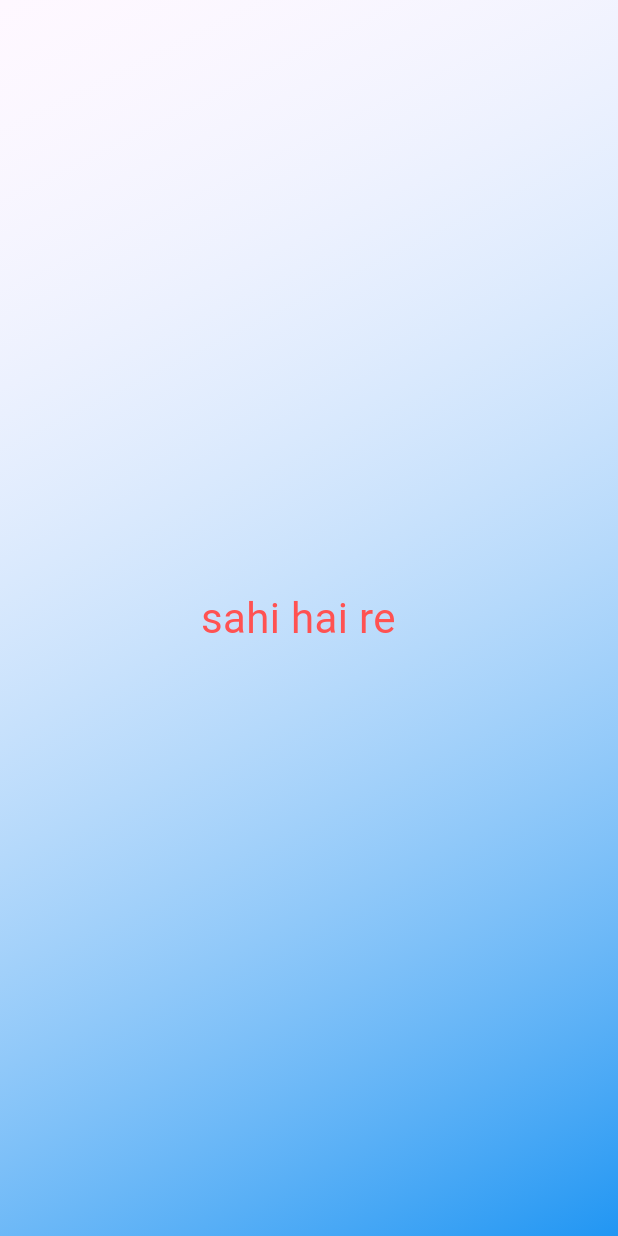
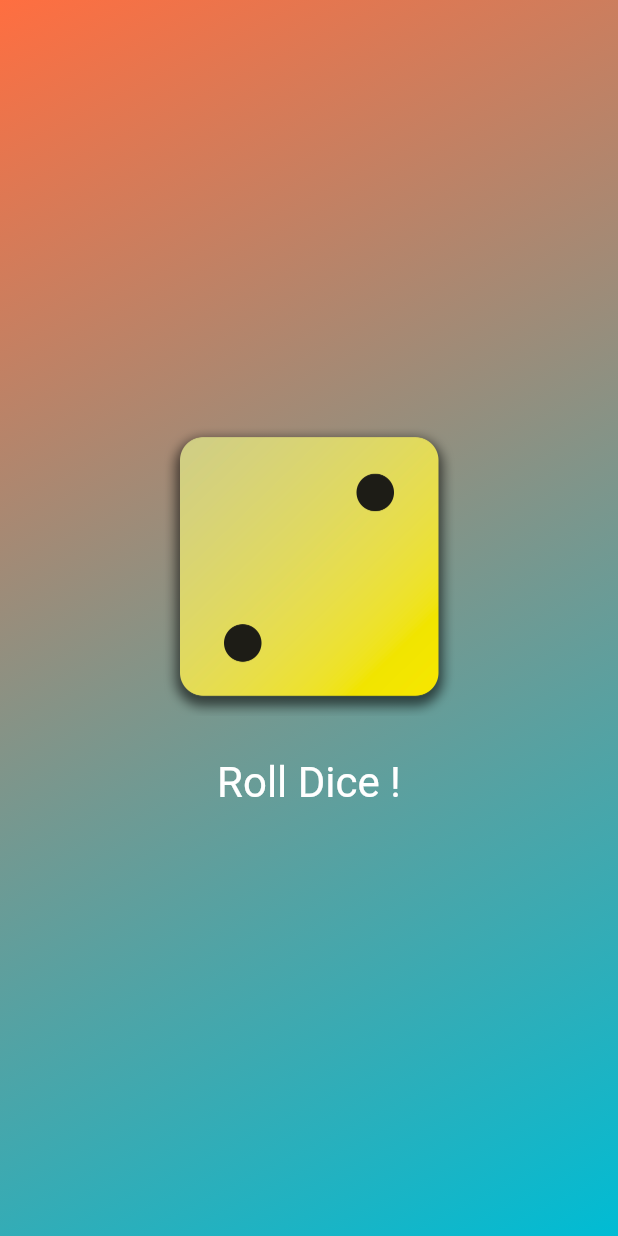
Before and after one commit to airspeedmph/flutter_basics, a Flutter app: the screen it shows after launch, on a phone screen of 412 x 824 dp. Run offline on Flutter 3.47's test engine with Material 3 defaults, Android fonts, the phone set to English and light mode, and no system bars.

Commit message:
added 3 new files

```diff
--- /dev/null
+++ b/lib/dice_roller.dart
@@ -0,0 +1,43 @@
+import 'package:flutter/material.dart';
+import 'dart:math';
+
+final  randomizer = Random();
+
+class DiceRoller extends StatefulWidget {
+ const  DiceRoller({super.key});
+  @override
+  State<StatefulWidget> createState() {
+    return _DiceRoller();
+  }
+}
+
+class _DiceRoller extends State<DiceRoller> {
+  var currentDiceRoll = 2;
+
+  void rollDice() {
+    setState(() {
+      currentDiceRoll = randomizer.nextInt(6) + 1;
+    });
+  }
+
+  @override
+  Widget build(BuildContext context) {
+    return Column(
+      mainAxisSize: MainAxisSize.min,
+      children: [
+        Image.asset('assets/images/dice-$currentDiceRoll.png', width: 200),
+        const SizedBox(height: 20),
+        TextButton(
+          onPressed: rollDice,
+          style: TextButton.styleFrom(
+            // padding: EdgeInsets.only(
+            //   top: 20),
+            foregroundColor: Colors.white,
+            textStyle: const TextStyle(fontSize: 28),
+          ),
+          child: const Text("Roll Dice !"),
+        ),
+      ],
+    );
+  }
+}
--- a/lib/gradient_container.dart
+++ b/lib/gradient_container.dart
@@ -1,24 +1,49 @@
 import 'package:flutter/material.dart';
+import 'package:new_basics/dice_roller.dart';
+// import 'package:new_basics/styled_text.dart';
 
-class ContainerGradient extends StatelessWidget {
-  const ContainerGradient({super.key});
+const startAlignment = Alignment.topLeft;
+const endAlignment = Alignment.bottomRight;
+
+class GradientContainer extends StatelessWidget {
+ const  GradientContainer(this.color1, this.color2, {super.key});
+  final Color color1;
+  final Color color2;
+
+
+
   @override
-  Widget build(context) {
+  Widget build(BuildContext context) {
     return Container(
       decoration: BoxDecoration(
         gradient: LinearGradient(
-          colors: [Colors.white10, Colors.blue],
-
-          begin: Alignment.topLeft,
-          end: Alignment.bottomRight,
+          begin: startAlignment,
+          end: endAlignment,
+          colors: [color1, color2],
         ),
       ),
       child: Center(
-        child: Text(
-          "sahi hai re  ",
-          style: TextStyle(color: Colors.redAccent, fontSize: 28),
-        ),
+        child: DiceRoller()
       ),
     );
   }
 }
+
+// class GradientContainer extends StatelessWidget {
+//   const GradientContainer(this.colors,{super.key});
+//   final List<Color> colors ;
+
+//   @override
+//   Widget build(BuildContext context) {
+//     return Container(
+//       decoration:  BoxDecoration(
+//         gradient: LinearGradient(
+//           begin: startAlignment ,
+//           end:endAlignment ,
+//           colors: colors ,
+//         ),
+//       ),
+//       child: Center(child: StyledText("hello there ")),
+//     );
+//   }
+// }
--- a/lib/main.dart
+++ b/lib/main.dart
@@ -2,23 +2,11 @@ import 'package:flutter/material.dart';
 import 'package:new_basics/gradient_container.dart';
 
 void main(List<String> args) {
-  runApp(MaterialApp(home: Scaffold(body: ContainerGradient())));
+  runApp( const MaterialApp(home: Scaffold(
+    body: GradientContainer(
+      Colors.deepOrangeAccent,
+     Colors.cyan),
+    ),
+    ),
+    );
 }
-
-
-
-// import 'package:flutter/material.dart';
-
-// void main() => runApp(MyApp());
-
-// class MyApp extends StatelessWidget {
-//   @override
-//   Widget build(BuildContext context) {
-//     return MaterialApp(
-//       home: Scaffold(
-//         appBar: AppBar(title: Text('Hello Flutter')),
-//         body: Center(child: Text('Welcome!')),
-//       ),
-//     );
-//   }
-// }
--- /dev/null
+++ b/lib/styled_text.dart
@@ -0,0 +1,14 @@
+import 'package:flutter/material.dart';
+
+class StyledText extends StatelessWidget {
+   const StyledText(this.outputText ,{super.key });
+
+   final String outputText;
+  @override
+  Widget build(BuildContext context) {
+    return  Text(
+      outputText  ,
+      style: const TextStyle(color: Colors.white, fontSize: 28),
+    );
+  }
+}
```
Also changed, not shown: lib/StyledText.dart (deleted, +0 -12 lines), pubspec.yaml (+10 -4 lines), assets/images/dice-1.png (added), assets/images/dice-2.png (added), assets/images/dice-3.png (added), assets/images/dice-4.png (added), assets/images/dice-5.png (added), assets/images/dice-6.png (added).
